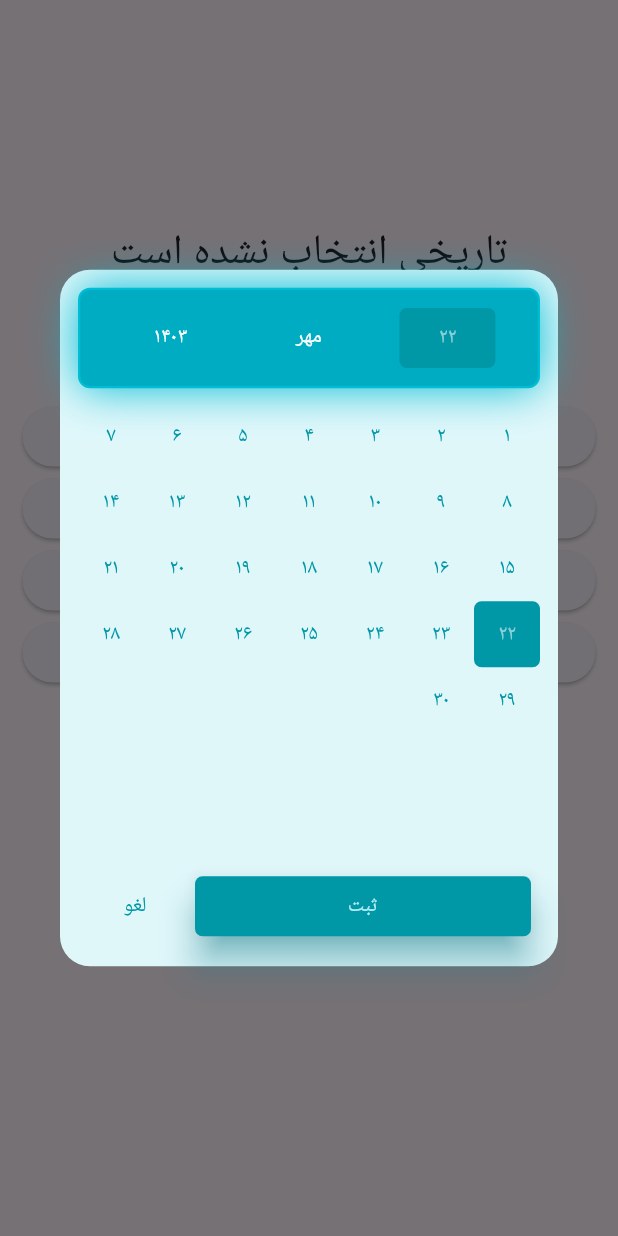
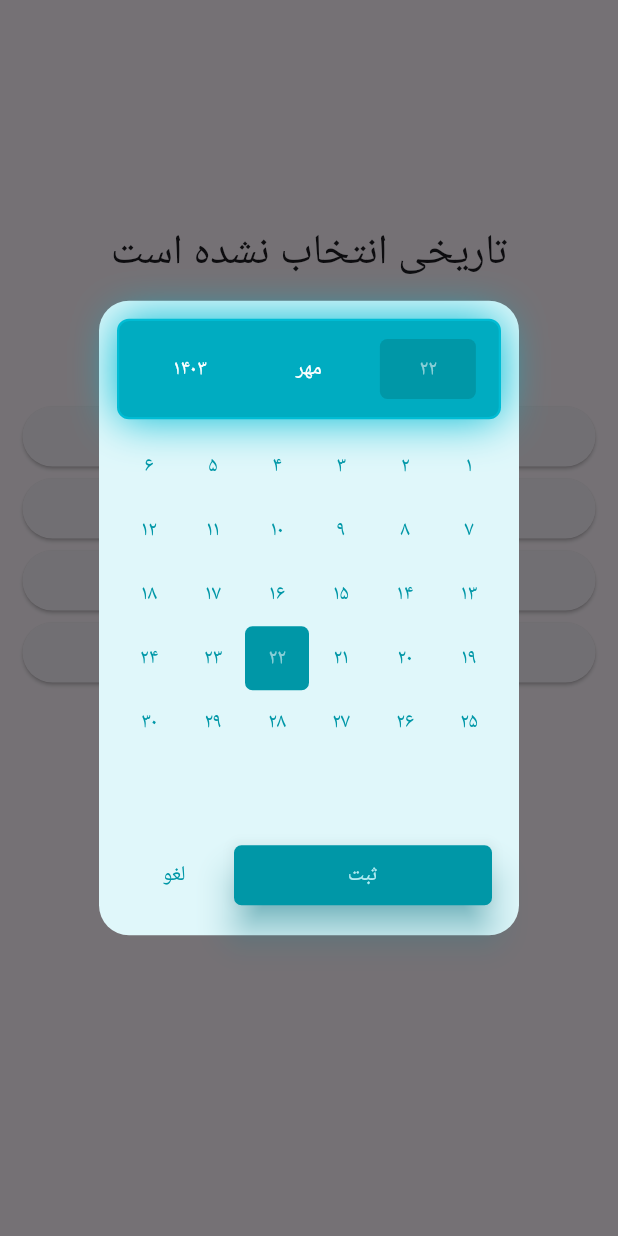
Before and after one commit to Persian-Widgets/persian_calendar_widget, a Flutter app: the screen it shows after launch, after a tap on "انتخاب روز و ماه", on a phone screen of 412 x 824 dp. Run offline on Flutter 3.47's test engine with Material 3 defaults, Android fonts, the phone set to English and light mode, and no system bars; our stand-ins replace shamsi_date.

Commit message:
fix: set a fix size for date picker dialog box widget

```diff
--- a/lib/feature/feature_dialog_box/date_picker_dialog_box.dart
+++ b/lib/feature/feature_dialog_box/date_picker_dialog_box.dart
@@ -1,7 +1,9 @@
+// ignore_for_file: lines_longer_than_80_chars
+
 import 'package:flutter/material.dart';
 import 'package:persian_calendar_widget/core/enum/enum.dart';
 import 'package:persian_calendar_widget/core/extension/space_xy.dart';
-import 'package:persian_calendar_widget/persian_calendar_widget.dart';
+import 'package:persian_calendar_widget/core/extension/to_persian_digit.dart';
 import 'package:shamsi_date/shamsi_date.dart';
 
 typedef OnPickDate = void Function(Jalali jalaliDate, String dateInText);
@@ -411,8 +413,8 @@ class _DatePickerDialogBoxState extends State<DatePickerDialogBox> {
           ),
 
           SizedBox(
-            width: MediaQuery.sizeOf(context).width,
-            height: MediaQuery.sizeOf(context).width * .78,
+            width: 100,
+            height: 280,
             child: PageView(
               controller: _pageController,
               physics: const NeverScrollableScrollPhysics(),
```
